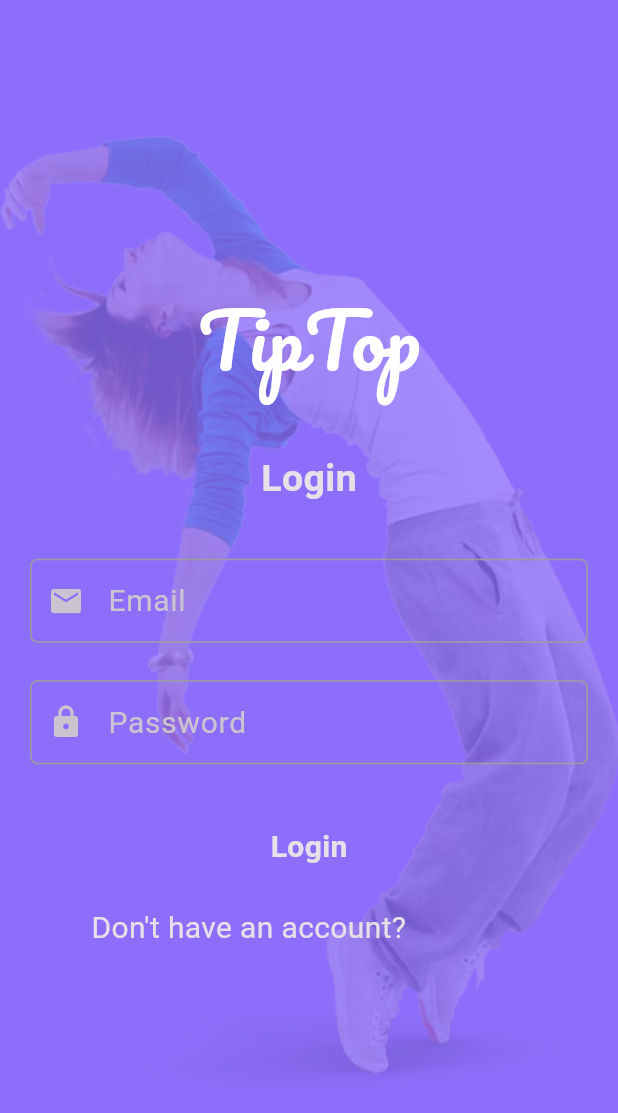
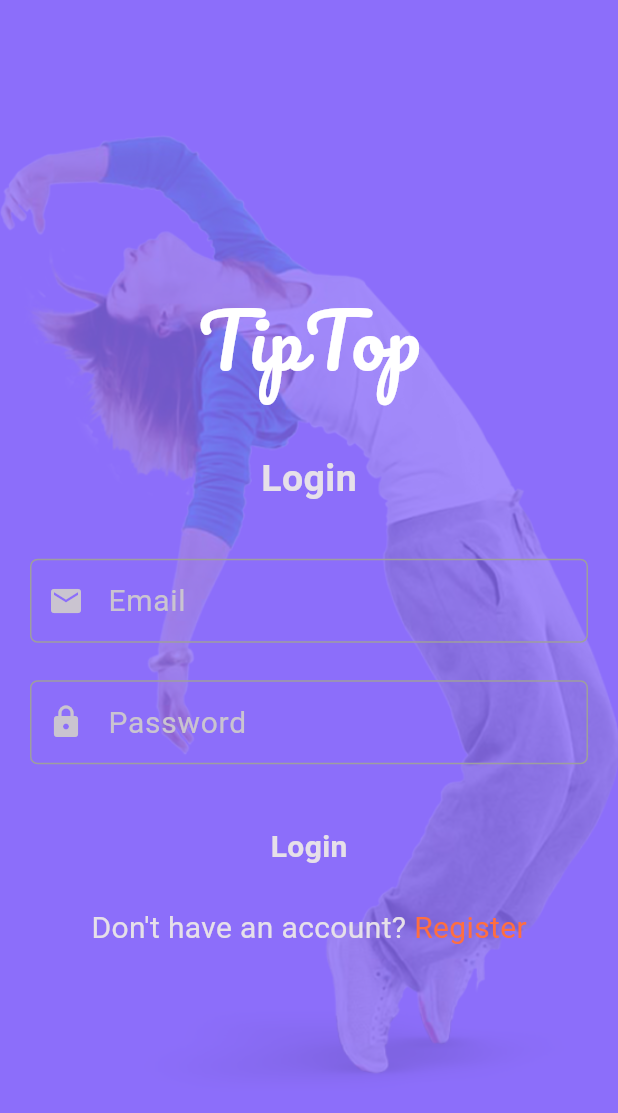
Before and after one commit to jitendrakohar/tiptop, a Flutter app: the screen it shows after launch, on a phone screen of 412 x 824 dp. Shown: the top 1113 px of the screen. Run offline on Flutter 3.47's test engine with Material 3 defaults, Android fonts, the phone set to English and light mode, and no system bars; our stand-ins replace assets_audio_player, cached_network_image, cloud_firestore, file_picker, firebase_auth, firebase_core and 8 more; missing offline and left inert: ffmpeg_kit_flutter, video_compress; accounts and stored records are empty.

Commit message:
Update login_screen.dart

```diff
--- a/lib/views/screens/auth/login_screen.dart
+++ b/lib/views/screens/auth/login_screen.dart
@@ -121,7 +121,7 @@ class LoginScreen extends StatelessWidget {
                       ),
                       child: Text(
                         'Register',
-                        style: TextStyle(fontSize: 20, color: buttonColor),
+                        style: TextStyle(fontSize: 20, color: Colors.deepOrangeAccent),
                       ),
                     ),
                   ],
```
